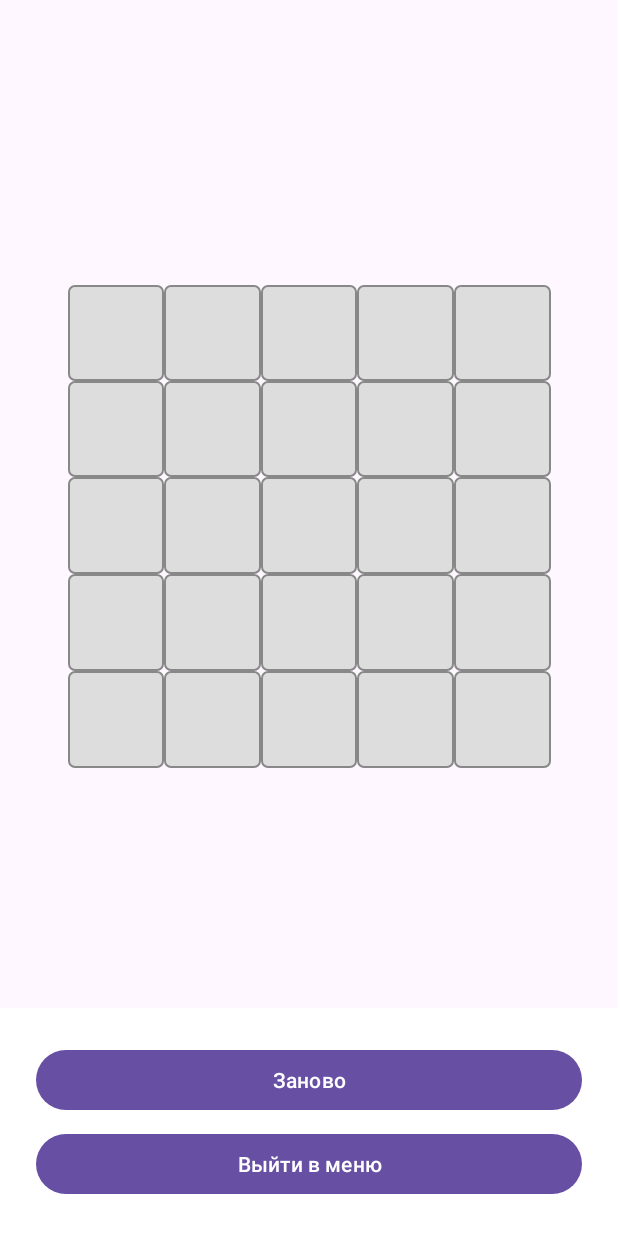
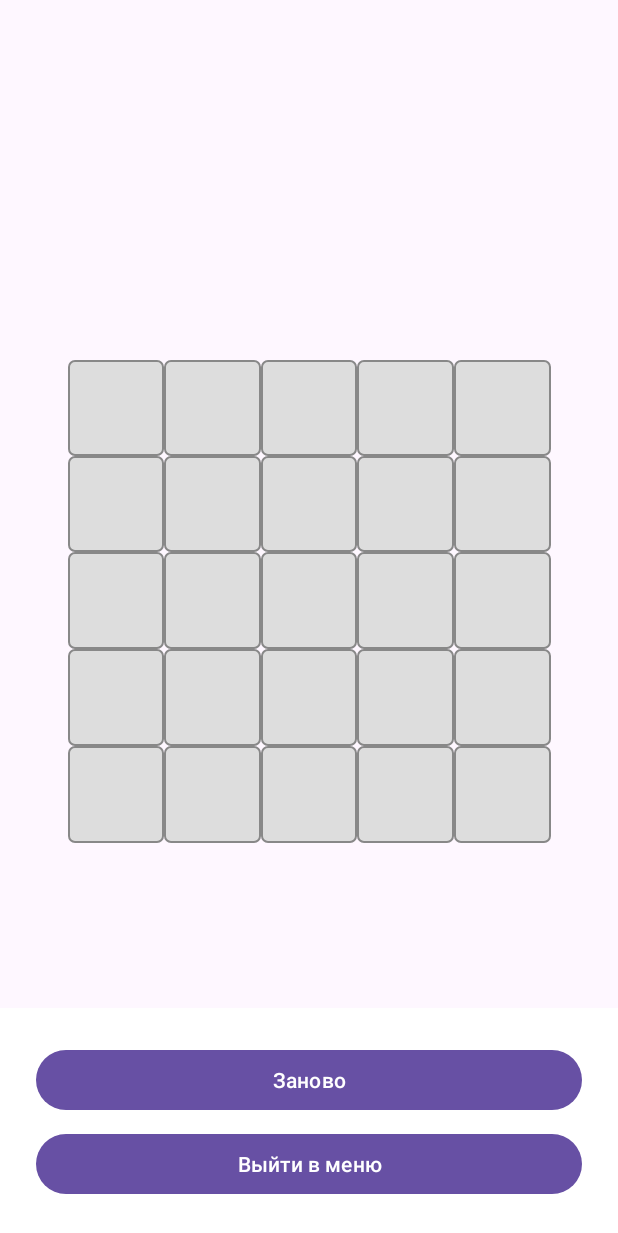
Before and after one commit to Ivan-Abr/Minesweeper_Android, an Android app: the FieldActivity screen opened directly, with no data from a screen before it, on a phone screen of 412 x 824 dp. Shown: the top 1233 px of the screen. Run offline under Robolectric (Android 15) with nearby library versions, the phone set to English and light mode, and no system bars.

Commit message:
По красоте чтобы было да 2

```diff
--- a/app/src/main/res/layout/activity_field.xml
+++ b/app/src/main/res/layout/activity_field.xml
@@ -13,9 +13,11 @@
         android:layout_height="wrap_content"
         android:textAlignment="center"
         android:textAppearance="?attr/textAppearanceTitleLarge"
+        android:fontFamily="sans-serif-black"
         android:text=""
         android:id="@+id/gameText"
-        android:layout_weight="0"/>
+        android:layout_weight="0"
+        android:paddingTop="100dp"/>
 
     <androidx.constraintlayout.widget.ConstraintLayout
         android:layout_width="match_parent"
@@ -50,14 +52,14 @@
             android:id="@+id/btnRestart"
             android:layout_width="match_parent"
             android:layout_height="wrap_content"
-            android:text="Заново" />
+            android:text="@string/button_restart" />
 
         <Button
             android:id="@+id/btnExit"
             android:layout_width="match_parent"
             android:layout_height="wrap_content"
             android:layout_marginTop="8dp"
-            android:text="Выйти в меню" />
+            android:text="@string/button_exit" />
     </LinearLayout>
 
 </LinearLayout>
--- a/app/src/main/res/values/strings.xml
+++ b/app/src/main/res/values/strings.xml
@@ -9,4 +9,6 @@
     <string name="mines_hint"> Количество мин (например, 10)</string>
     <string name="field_hint">Размер поля (до 10)</string>
     <string name="save_options">Сохранить</string>
+    <string name="button_restart">Заново</string>
+    <string name="button_exit">Выйти в меню</string>
 </resources>
```
Also changed, not shown: app/src/main/java/com/example/minesweeper/FieldActivity.kt (+0 -18 lines).
